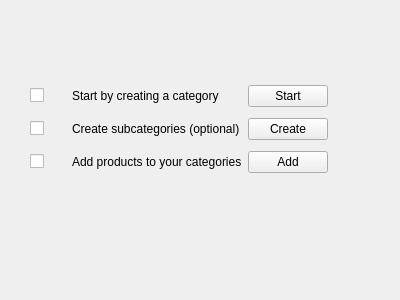
The window that ui/shop/emptystatewidget.ui (clemoseitano/open-inventory) describes before a commit, drawn with Qt 5.
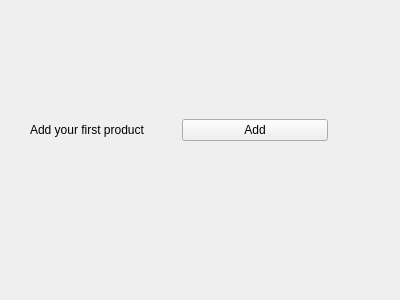
The same window after the commit.

Commit message: Work in progress for product page

The edit to the form file:
```diff
--- a/ui/shop/emptystatewidget.ui
+++ b/ui/shop/emptystatewidget.ui
@@ -23,66 +23,17 @@
     </rect>
    </property>
    <layout class="QGridLayout" name="gridLayout">
-    <item row="1" column="1">
-     <widget class="QLabel" name="createSubcategoryLabel">
-      <property name="text">
-       <string>Create subcategories (optional)</string>
-      </property>
-     </widget>
-    </item>
-    <item row="1" column="2">
-     <widget class="QPushButton" name="createSubcategoryPushButton">
-      <property name="text">
-       <string>Create</string>
-      </property>
-     </widget>
-    </item>
-    <item row="2" column="0">
-     <widget class="QCheckBox" name="createProductCheckBox">
-      <property name="text">
-       <string/>
-      </property>
-     </widget>
-    </item>
-    <item row="2" column="1">
-     <widget class="QLabel" name="createProductLabel">
-      <property name="text">
-       <string>Add products to your categories</string>
-      </property>
-     </widget>
-    </item>
-    <item row="0" column="0">
-     <widget class="QCheckBox" name="createCategoryCheckBox">
-      <property name="text">
-       <string/>
-      </property>
-     </widget>
-    </item>
-    <item row="2" column="2">
+    <item row="0" column="1">
      <widget class="QPushButton" name="createProductPushButton">
       <property name="text">
        <string>Add</string>
       </property>
      </widget>
     </item>
-    <item row="1" column="0">
-     <widget class="QCheckBox" name="createSubcategoryCheckBox">
+    <item row="0" column="0">
+     <widget class="QLabel" name="createProductLabel">
       <property name="text">
-       <string/>
-      </property>
-     </widget>
-    </item>
-    <item row="0" column="1">
-     <widget class="QLabel" name="createCategoryLabel">
-      <property name="text">
-       <string>Start by creating a category</string>
-      </property>
-     </widget>
-    </item>
-    <item row="0" column="2">
-     <widget class="QPushButton" name="createCategoryPushButton">
-      <property name="text">
-       <string>Start</string>
+       <string>Add your first product</string>
       </property>
      </widget>
     </item>
```
Left out of the diff: 24 changed lines with no effect on the pictures. The commit also changes 15 other files.
